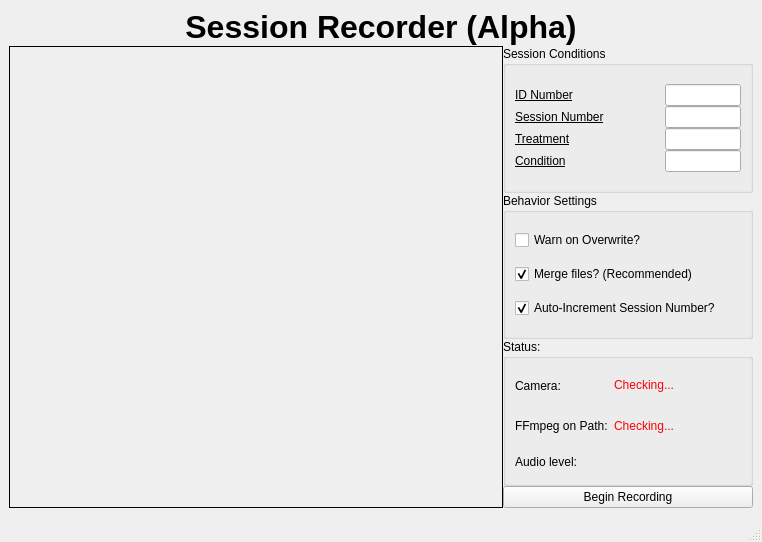
The window that avrecorder.ui (miyamot0/SessionRecorder) describes before a commit, drawn with Qt 5.
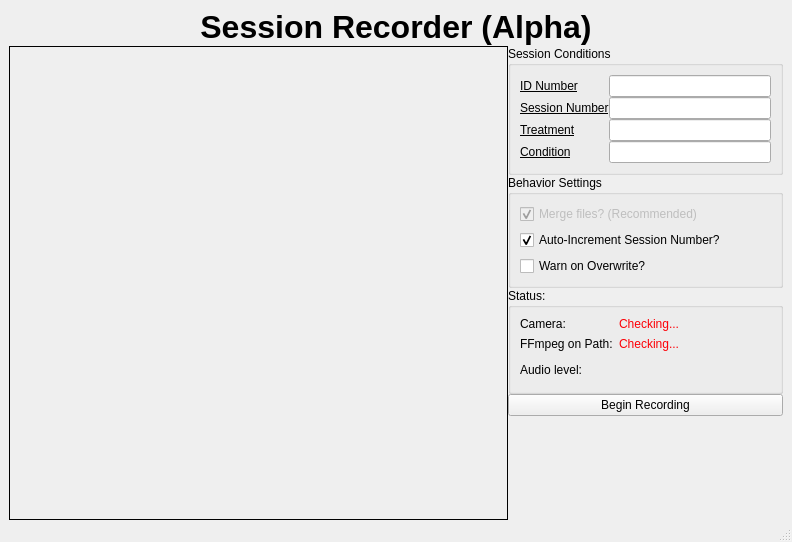
The same window after the commit.

Patch:
```diff
--- a/avrecorder.ui
+++ b/avrecorder.ui
@@ -6,7 +6,7 @@
    <rect>
     <x>0</x>
     <y>0</y>
-    <width>762</width>
+    <width>792</width>
     <height>542</height>
    </rect>
   </property>
@@ -40,7 +40,7 @@
   <widget class="QWidget" name="centralwidget">
    <layout class="QVBoxLayout" name="verticalLayout_3">
     <property name="bottomMargin">
-     <number>12</number>
+     <number>0</number>
     </property>
     <item>
      <layout class="QHBoxLayout" name="horizontalLayout">
@@ -131,7 +131,7 @@
               </property>
               <property name="maximumSize">
                <size>
-                <width>250</width>
+                <width>275</width>
                 <height>16777215</height>
                </size>
               </property>
@@ -215,7 +215,7 @@
                   <widget class="QLabel" name="label_7">
                    <property name="minimumSize">
                     <size>
-                     <width>150</width>
+                     <width>0</width>
                      <height>0</height>
                     </size>
                    </property>
@@ -245,7 +245,7 @@
               </property>
               <property name="maximumSize">
                <size>
-                <width>250</width>
+                <width>275</width>
                 <height>16777215</height>
                </size>
               </property>
@@ -253,15 +253,11 @@
                <string>Behavior Settings</string>
               </property>
               <layout class="QVBoxLayout" name="verticalLayout">
-               <item>
-                <widget class="QCheckBox" name="checkBoxNag">
-                 <property name="text">
-                  <string>Warn on Overwrite?</string>
-                 </property>
-                </widget>
-               </item>
                <item>
                 <widget class="QCheckBox" name="checkBox">
+                 <property name="enabled">
+                  <bool>false</bool>
+                 </property>
                  <property name="text">
                   <string>Merge files? (Recommended)</string>
                  </property>
@@ -283,6 +279,13 @@
                  </property>
                 </widget>
                </item>
+               <item>
+                <widget class="QCheckBox" name="checkBoxNag">
+                 <property name="text">
+                  <string>Warn on Overwrite?</string>
+                 </property>
+                </widget>
+               </item>
               </layout>
              </widget>
             </item>
@@ -296,7 +299,7 @@
               </property>
               <property name="maximumSize">
                <size>
-                <width>250</width>
+                <width>275</width>
                 <height>16777215</height>
                </size>
               </property>
@@ -401,6 +404,19 @@
               </property>
              </widget>
             </item>
+            <item>
+             <spacer name="verticalSpacer">
+              <property name="orientation">
+               <enum>Qt::Vertical</enum>
+              </property>
+              <property name="sizeHint" stdset="0">
+               <size>
+                <width>20</width>
+                <height>40</height>
+               </size>
+              </property>
+             </spacer>
+            </item>
            </layout>
           </item>
          </layout>
```
Left out of the diff: 2 changed lines with no effect on the pictures.
